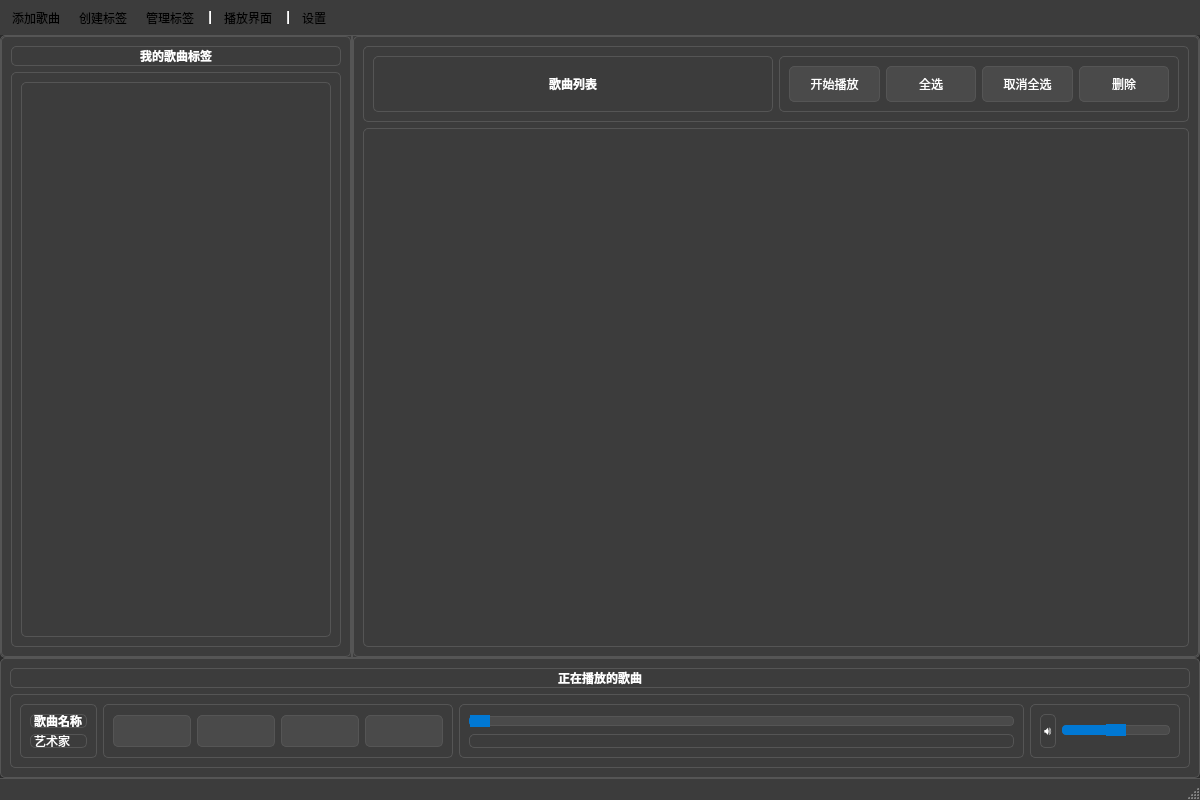
Above: mainwindow.ui from K-irito02/MusicPlayHandle before the change. Below: the same form after it.
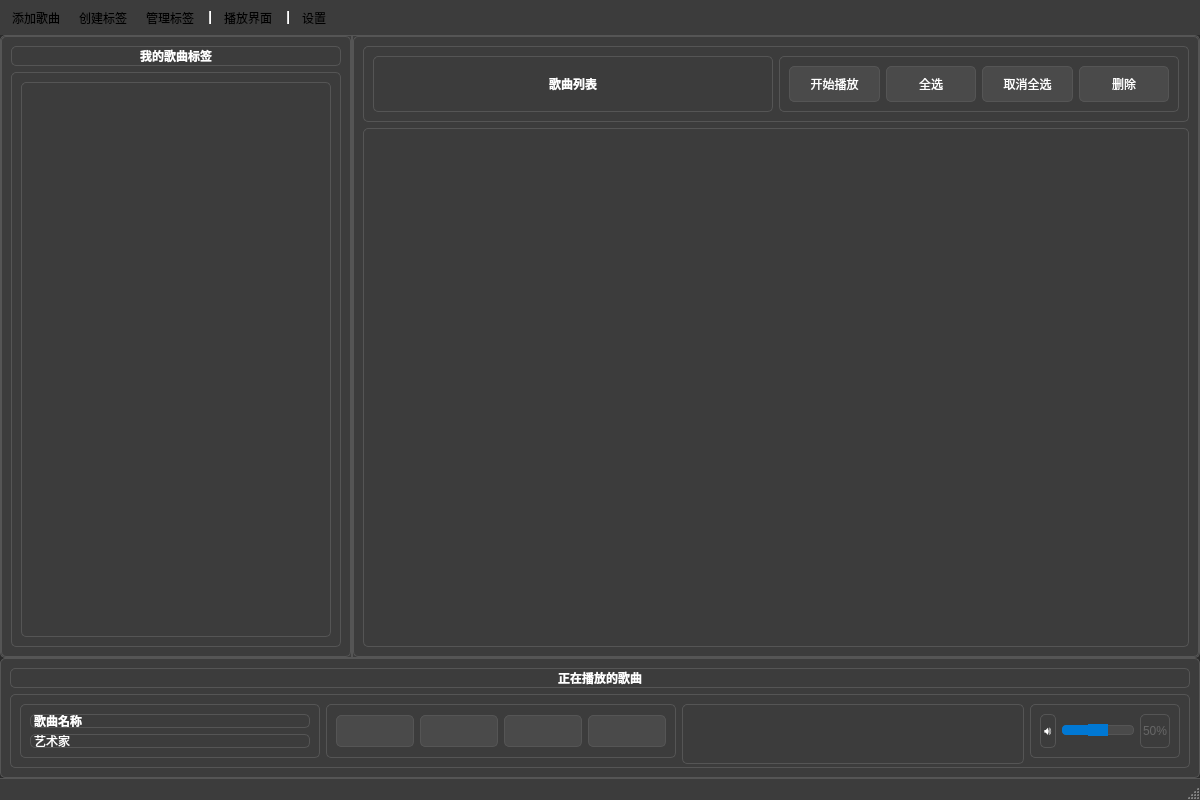
That is the form after the change. Icons and pictures are not drawn.

Patch:
```diff
--- a/mainwindow.ui
+++ b/mainwindow.ui
@@ -554,70 +554,19 @@
             <property name="frameShadow">
              <enum>QFrame::Plain</enum>
             </property>
-            <layout class="QVBoxLayout" name="verticalLayout_progress">
-             <item>
-              <widget class="QSlider" name="slider_progress">
-               <property name="orientation">
-                <enum>Qt::Horizontal</enum>
-               </property>
-               <property name="tickPosition">
-                <enum>QSlider::NoTicks</enum>
-               </property>
-               <property name="toolTip">
-                <string>播放进度</string>
-               </property>
-              </widget>
-             </item>
-             <item>
-              <widget class="QFrame" name="frame_time">
-               <property name="frameShape">
-                <enum>QFrame::NoFrame</enum>
-               </property>
-               <property name="frameShadow">
-                <enum>QFrame::Plain</enum>
-               </property>
-               <layout class="QHBoxLayout" name="horizontalLayout_time">
-                <item>
-                 <widget class="QLabel" name="label_current_time">
-                  <property name="text">
-                   <string>00:00</string>
-                  </property>
-                  <property name="font">
-                   <font>
-                    <pointsize>9</pointsize>
-                   </font>
-                  </property>
-                 </widget>
-                </item>
-                <item>
-                 <spacer name="horizontalSpacer_time">
-                  <property name="orientation">
-                   <enum>Qt::Horizontal</enum>
-                  </property>
-                  <property name="sizeHint" stdset="0">
-                   <size>
-                    <width>40</width>
-                    <height>20</height>
-                   </size>
-                  </property>
-                 </spacer>
-                </item>
-                <item>
-                 <widget class="QLabel" name="label_total_time">
-                  <property name="text">
-                   <string>00:00</string>
-                  </property>
-                  <property name="font">
-                   <font>
-                    <pointsize>9</pointsize>
-                   </font>
-                  </property>
-                 </widget>
-                </item>
-               </layout>
-              </widget>
-             </item>
-            </layout>
+            <property name="minimumSize">
+             <size>
+              <width>0</width>
+              <height>60</height>
+             </size>
+            </property>
+            <property name="maximumSize">
+             <size>
+              <width>16777215</width>
+              <height>80</height>
+             </size>
+            </property>
+            <!-- 自定义MusicProgressBar组件将在此处动态添加 -->
            </widget>
           </item>
           <item>
@@ -666,6 +615,36 @@
                </property>
               </widget>
              </item>
+             <item>
+              <widget class="QLabel" name="label_volume_value">
+               <property name="text">
+                <string>50%</string>
+               </property>
+               <property name="font">
+                <font>
+                 <pointsize>9</pointsize>
+                </font>
+               </property>
+               <property name="styleSheet">
+                <string>QLabel { color: #666; }</string>
+               </property>
+               <property name="alignment">
+                <set>Qt::AlignCenter</set>
+               </property>
+               <property name="minimumSize">
+                <size>
+                 <width>30</width>
+                 <height>0</height>
+                </size>
+               </property>
+               <property name="maximumSize">
+                <size>
+                 <width>40</width>
+                 <height>16777215</height>
+                </size>
+               </property>
+              </widget>
+             </item>
             </layout>
            </widget>
           </item>
```
